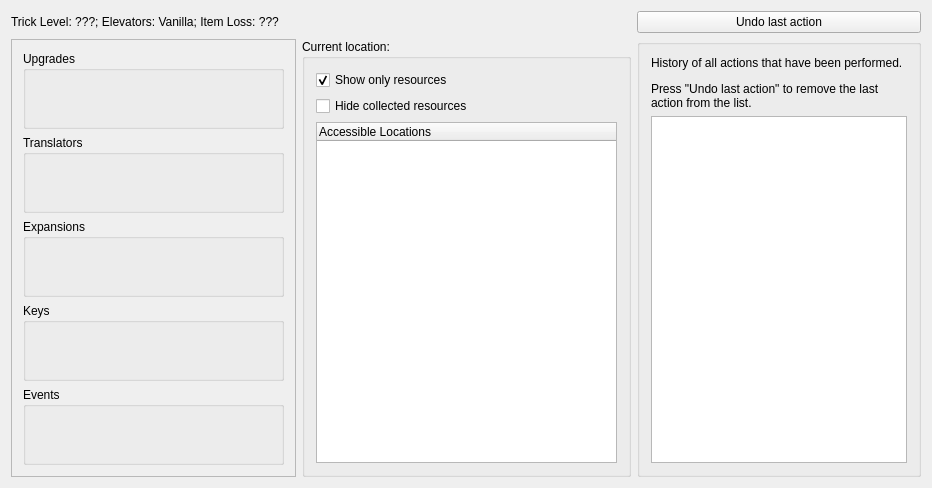
Before: the Qt Designer form randovania/gui/ui_files/tracker_window.ui in randovania/randovania, drawn with Qt 5.
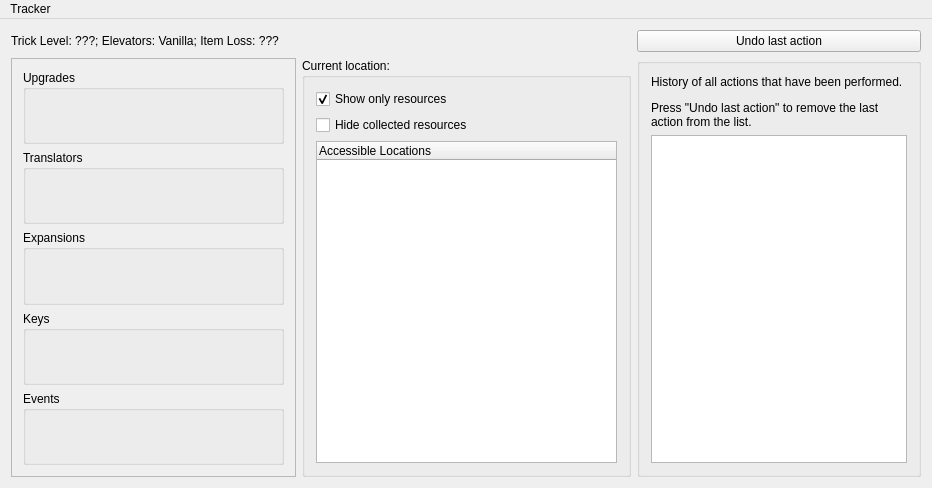
After: the same form once the commit is applied.

Commit message: The reset map tracker menu action is now visible on non-windows platforms.

```diff
--- a/randovania/gui/ui_files/tracker_window.ui
+++ b/randovania/gui/ui_files/tracker_window.ui
@@ -44,7 +44,7 @@
          <x>0</x>
          <y>0</y>
          <width>283</width>
-         <height>437</height>
+         <height>404</height>
         </rect>
        </property>
        <layout class="QVBoxLayout" name="pickup_box_layout">
@@ -186,9 +186,16 @@
      <x>0</x>
      <y>0</y>
      <width>932</width>
-     <height>17</height>
+     <height>22</height>
     </rect>
    </property>
+   <widget class="QMenu" name="menu_tracker">
+    <property name="title">
+     <string>Tracker</string>
+    </property>
+    <addaction name="menu_reset_action"/>
+   </widget>
+   <addaction name="menu_tracker"/>
   </widget>
   <action name="actionAction">
    <property name="text">
```
Left out of the diff: 5 changed lines with no effect on the pictures. The commit also changes 2 other files.
